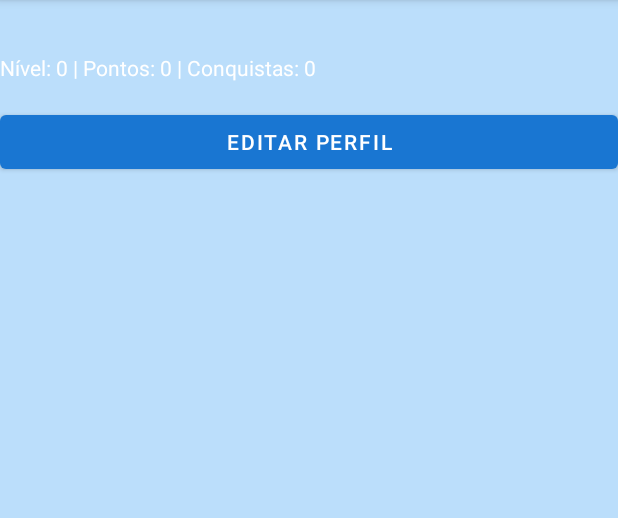
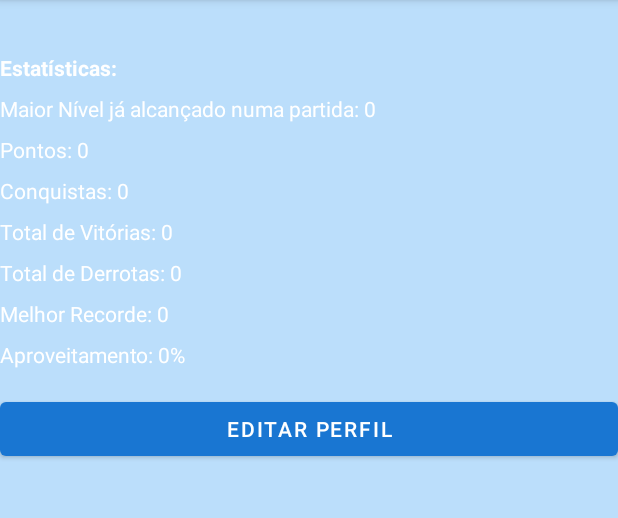
Before and after one commit to rafaelmarcal1/QuizAedes, an Android app: the PerfilActivity screen opened directly, with no data from a screen before it, on a phone screen of 412 x 824 dp, the part 84-602 px from its top. Run offline under Robolectric (Android 15) with nearby library versions, the phone set to English and light mode, and no system bars; our stand-ins replace Firebase (no records; nobody signed in at launch, a user with empty details on screens opened directly); 1 statement that could not run was skipped.

Commit message:
Configurando as estatisticas

```diff
--- a/app/src/main/java/rafaelmarcal/ifsp/edu/quizaedes/ui/perfil/PerfilActivity.java
+++ b/app/src/main/java/rafaelmarcal/ifsp/edu/quizaedes/ui/perfil/PerfilActivity.java
@@ -1,5 +1,6 @@
 package rafaelmarcal.ifsp.edu.quizaedes.ui.perfil;
 
+import android.content.SharedPreferences;
 import android.os.Bundle;
 import android.widget.TextView;
 
@@ -13,15 +14,25 @@ import com.google.firebase.auth.FirebaseAuth;
 import com.google.firebase.auth.FirebaseUser;
 
 import rafaelmarcal.ifsp.edu.quizaedes.R;
+import rafaelmarcal.ifsp.edu.quizaedes.databinding.ActivityPerguntasBinding;
+
 
 public class PerfilActivity extends AppCompatActivity {
     private TextView tvNomeUsuario;
     private FirebaseAuth mAuth;
+    private ActivityPerguntasBinding binding;  // Objeto de binding para acessar os componentes da UI
 
     @Override
     protected void onCreate(Bundle savedInstanceState) {
         super.onCreate(savedInstanceState);
         setContentView(R.layout.activity_perfil);
+
+        // Recupera o maior nível já alcançado usando SharedPreferences
+        SharedPreferences sharedPreferences = getSharedPreferences("perfil", MODE_PRIVATE);
+        int maiorNivel = sharedPreferences.getInt("maior_nivel", 0);  // 0 é o valor padrão caso não tenha um valor salvo
+
+        // Exibe o maior nível no TextView usando o binding
+        binding.tvNivel.setText("Maior Nível já alcançado numa partida: " + maiorNivel);
 
         // Inicializar o FirebaseAuth
         mAuth = FirebaseAuth.getInstance();
--- a/app/src/main/java/rafaelmarcal/ifsp/edu/quizaedes/ui/perguntas/PerguntasActivity.java
+++ b/app/src/main/java/rafaelmarcal/ifsp/edu/quizaedes/ui/perguntas/PerguntasActivity.java
@@ -1,5 +1,6 @@
 package rafaelmarcal.ifsp.edu.quizaedes.ui.perguntas;
 import android.content.Intent;
+import android.content.SharedPreferences;
 import android.os.Bundle;
 import android.view.View;
 import android.widget.Toast;
@@ -150,6 +151,21 @@ public class PerguntasActivity extends AppCompatActivity {
             atualizarPontuacao();
             atualizarNivel();
 
+            // Verifica se o novo nível é maior do que o salvo
+            int novoNivel = viewModel.getNivel();  // Obtém o nível atual
+            SharedPreferences sharedPreferences = getSharedPreferences("perfil", MODE_PRIVATE);
+            SharedPreferences.Editor editor = sharedPreferences.edit();
+
+            // Recupera o maior nível salvo
+            int maiorNivel = sharedPreferences.getInt("maior_nivel", 0);
+
+            if (novoNivel > maiorNivel) {
+                editor.putInt("maior_nivel", novoNivel);  // Salva o novo maior nível
+                editor.apply();  // Confirma a alteração
+                // Atualiza o TextView para refletir o novo maior nível
+                binding.tvNivel.setText("Maior Nível já alcançado numa partida: " + novoNivel);
+            }
+
             // Atualizar a barra de progresso
             atualizarProgresso();
         }
--- a/app/src/main/res/layout/activity_perfil.xml
+++ b/app/src/main/res/layout/activity_perfil.xml
@@ -18,16 +18,86 @@
         app:layout_constraintStart_toStartOf="parent"
         app:layout_constraintEnd_toEndOf="parent" />
 
-    <!-- Estatísticas -->
+    <!-- Título da seção de estatísticas -->
     <TextView
-        android:id="@+id/tvEstatisticas"
-        android:layout_width="0dp"
+        android:id="@+id/tvEstatisticasTitulo"
+        android:layout_width="wrap_content"
         android:layout_height="wrap_content"
-        android:text="Nível: 0 | Pontos: 0 | Conquistas: 0"
+        android:text="Estatísticas:"
+        android:textStyle="bold"
         app:layout_constraintTop_toBottomOf="@id/tvNomeUsuario"
         app:layout_constraintStart_toStartOf="parent"
-        app:layout_constraintEnd_toEndOf="parent"
         android:layout_marginTop="16dp" />
+
+    <!-- Nível -->
+    <TextView
+        android:id="@+id/tvNivel"
+        android:layout_width="wrap_content"
+        android:layout_height="wrap_content"
+        android:text="Maior Nível já alcançado numa partida: 0"
+        app:layout_constraintTop_toBottomOf="@id/tvEstatisticasTitulo"
+        app:layout_constraintStart_toStartOf="parent"
+        android:layout_marginTop="8dp" />
+
+    <!-- Pontos -->
+    <TextView
+        android:id="@+id/tvPontos"
+        android:layout_width="wrap_content"
+        android:layout_height="wrap_content"
+        android:text="Pontos: 0"
+        app:layout_constraintTop_toBottomOf="@id/tvNivel"
+        app:layout_constraintStart_toStartOf="parent"
+        android:layout_marginTop="8dp" />
+
+    <!-- Conquistas -->
+    <TextView
+        android:id="@+id/tvConquistas"
+        android:layout_width="wrap_content"
+        android:layout_height="wrap_content"
+        android:text="Conquistas: 0"
+        app:layout_constraintTop_toBottomOf="@id/tvPontos"
+        app:layout_constraintStart_toStartOf="parent"
+        android:layout_marginTop="8dp" />
+
+    <!-- Total de Vitórias -->
+    <TextView
+        android:id="@+id/tvVitorias"
+        android:layout_width="wrap_content"
+        android:layout_height="wrap_content"
+        android:text="Total de Vitórias: 0"
+        app:layout_constraintTop_toBottomOf="@id/tvConquistas"
+        app:layout_constraintStart_toStartOf="parent"
+        android:layout_marginTop="8dp" />
+
+    <!-- Total de Derrotas -->
+    <TextView
+        android:id="@+id/tvDerrotas"
+        android:layout_width="wrap_content"
+        android:layout_height="wrap_content"
+        android:text="Total de Derrotas: 0"
+        app:layout_constraintTop_toBottomOf="@id/tvVitorias"
+        app:layout_constraintStart_toStartOf="parent"
+        android:layout_marginTop="8dp" />
+
+    <!-- Melhor Recorde Pessoal -->
+    <TextView
+        android:id="@+id/tvRecordePessoal"
+        android:layout_width="wrap_content"
+        android:layout_height="wrap_content"
+        android:text="Melhor Recorde: 0"
+        app:layout_constraintTop_toBottomOf="@id/tvDerrotas"
+        app:layout_constraintStart_toStartOf="parent"
+        android:layout_marginTop="8dp" />
+
+    <!-- Percentual de Vitórias -->
+    <TextView
+        android:id="@+id/tvPercentualVitorias"
+        android:layout_width="wrap_content"
+        android:layout_height="wrap_content"
+        android:text="Aproveitamento: 0%"
+        app:layout_constraintTop_toBottomOf="@id/tvRecordePessoal"
+        app:layout_constraintStart_toStartOf="parent"
+        android:layout_marginTop="8dp" />
 
     <!-- Botão para editar perfil -->
     <Button
@@ -35,7 +105,7 @@
         android:layout_width="0dp"
         android:layout_height="wrap_content"
         android:text="@string/editar_perfil"
-        app:layout_constraintTop_toBottomOf="@id/tvEstatisticas"
+        app:layout_constraintTop_toBottomOf="@id/tvPercentualVitorias"
         app:layout_constraintStart_toStartOf="parent"
         app:layout_constraintEnd_toEndOf="parent"
         android:layout_marginTop="16dp" />
```
